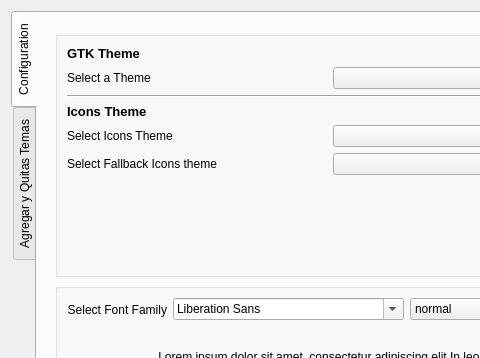
Before: the Qt Designer form gui.ui in KDE/kde-gtk-config, drawn with Qt 5; both pictures show x 0 to 480 and y 0 to 358 of the 635 by 440 pixel window.
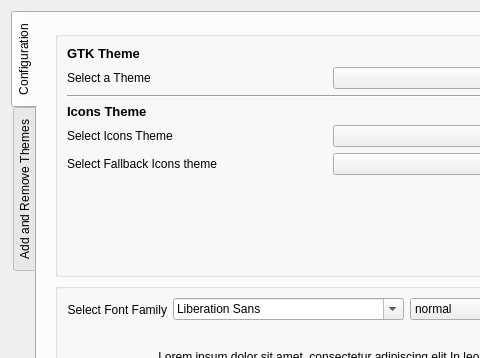
After: the same form once the commit is applied. Icons and pictures are not drawn.

Patch:
```diff
--- a/gui.ui
+++ b/gui.ui
@@ -522,7 +522,7 @@
        <bool>true</bool>
       </property>
       <attribute name="title">
-       <string>Agregar y Quitas Temas</string>
+       <string>Add and Remove Themes</string>
       </attribute>
       <layout class="QVBoxLayout" name="verticalLayout">
        <item>
```
